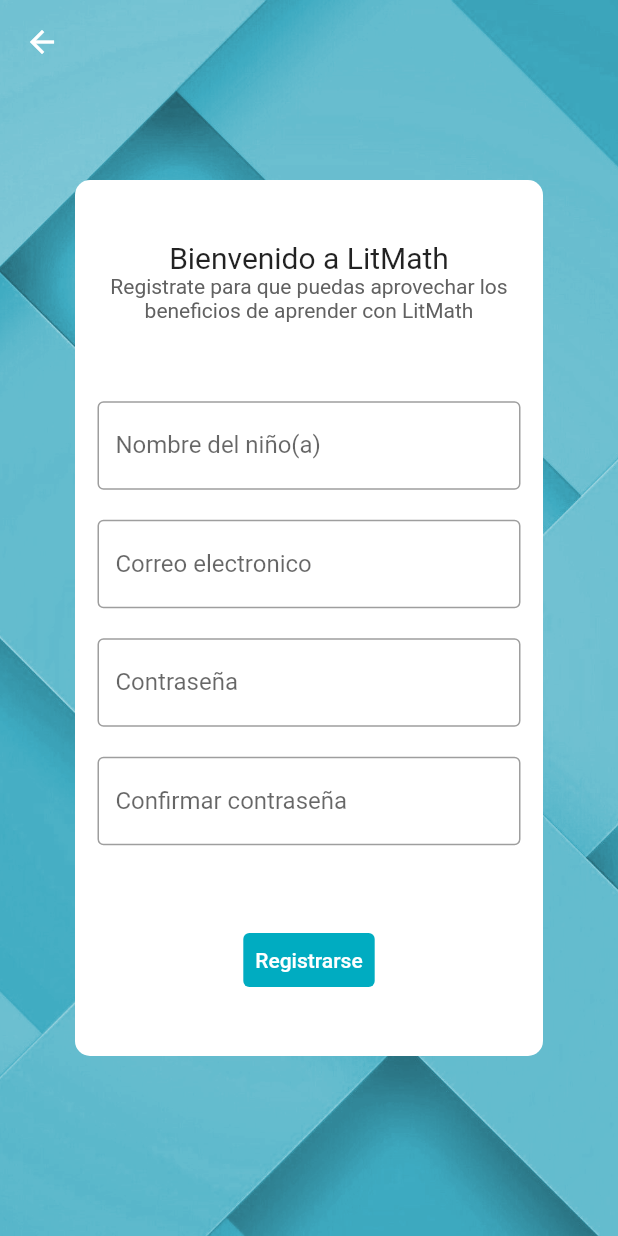
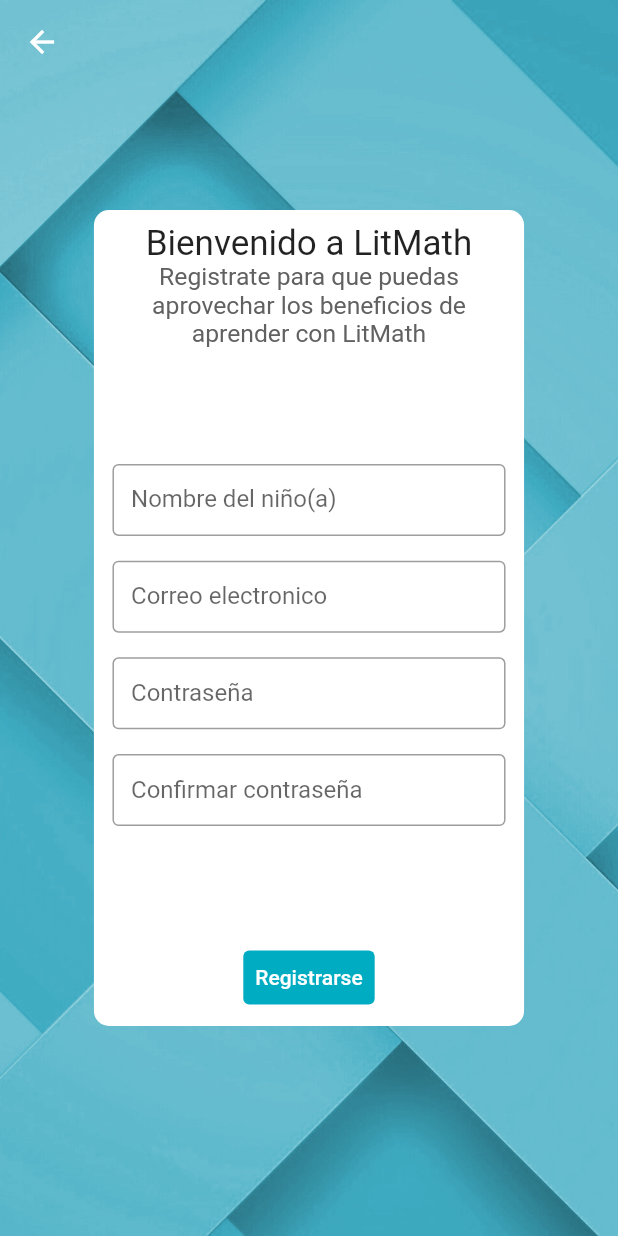
Before and after one commit to OrbitalCardinal/LitMath, a Flutter app: the screen it shows after launch, after a tap on "Registrarse", on a phone screen of 412 x 824 dp. Run offline on Flutter 3.47's test engine with Material 2 defaults, Android fonts, the phone set to English and light mode, and no system bars; our stand-ins replace sizer; network calls fail.

Commit message:
ui fixed

```diff
--- a/litmath/lib/main.dart
+++ b/litmath/lib/main.dart
@@ -6,6 +6,7 @@ import 'package:litmath/screens/second_screen.dart';
 import 'package:litmath/screens/login_screen.dart';
 import 'package:litmath/screens/signup_screen.dart';
 import 'package:litmath/screens/slide_show_screen.dart';
+import 'package:sizer/sizer.dart';
 
 void main() {
   runApp(const MyApp());
@@ -17,6 +18,7 @@ class MyApp extends StatelessWidget {
   @override
   Widget build(BuildContext context) {
     final ThemeData theme = ThemeData();
+    return Sizer(builder: (context, orientation, deviceType) {
       return MaterialApp(
         title: 'Flutter Demo',
         theme: theme.copyWith(
@@ -37,5 +39,6 @@ class MyApp extends StatelessWidget {
           NewSignUpScreen.routeName: (ctx) => const NewSignUpScreen()
         },
       );
+    });
   }
 }
--- a/litmath/lib/screens/new_login_screen.dart
+++ b/litmath/lib/screens/new_login_screen.dart
@@ -1,5 +1,6 @@
 import 'package:flutter/material.dart';
 import 'package:litmath/providers/user_provider.dart';
+import 'package:sizer/sizer.dart';
 
 class NewLoginScreen extends StatefulWidget {
   const NewLoginScreen({Key? key}) : super(key: key);
@@ -76,15 +77,16 @@ class _NewLoginScreenState extends State<NewLoginScreen> {
           height: deviceHeight,
           child: Stack(
             children: [
-              const Image(
+              Image(
                 image: AssetImage("assets/imgs/loginBackground.png"),
                 fit: BoxFit.cover,
                 height: double.infinity,
+                width: 100.w,
                 alignment: Alignment.center,
               ),
               Container(
                 margin:
-                    const EdgeInsets.symmetric(horizontal: 50, vertical: 200),
+                    EdgeInsets.symmetric(horizontal: 15.2.w, vertical: 27.h),
                 decoration: BoxDecoration(
                   borderRadius: BorderRadius.circular(10),
                   color: Colors.white,
@@ -93,19 +95,19 @@ class _NewLoginScreenState extends State<NewLoginScreen> {
                 height: double.infinity,
                 child: Padding(
                   padding:
-                      const EdgeInsets.symmetric(horizontal: 15, vertical: 40),
+                      EdgeInsets.symmetric(horizontal: 4.w, vertical: 1.h),
                   child: Column(
                     mainAxisAlignment: MainAxisAlignment.spaceBetween,
                     children: [
                       Column(
                         children: [
-                          const Text(
+                          Text(
                             "Bienvenido a LitMath",
-                            style: TextStyle(fontSize: 20),
+                            style: TextStyle(fontSize: 17.sp),
                           ),
                           Text(
                             "Inicia sesión para empezar a aprender",
-                            style: TextStyle(color: Colors.grey[700]),
+                            style: TextStyle(color: Colors.grey[700],fontSize: 14.sp),
                           ),
                         ],
                       ),
@@ -125,6 +127,7 @@ class _NewLoginScreenState extends State<NewLoginScreen> {
                                   return null;
                                 },
                                 decoration: InputDecoration(
+                                  contentPadding: EdgeInsets.symmetric(vertical: 1.h,horizontal: 3.w ),
                                     border: OutlineInputBorder(),
                                     label: Text("Correo electronico")),
                               ),
@@ -142,6 +145,7 @@ class _NewLoginScreenState extends State<NewLoginScreen> {
                                   return null;
                                 },
                                 decoration: InputDecoration(
+                                  contentPadding: EdgeInsets.symmetric(vertical: 1.h,horizontal: 3.w ),
                                   border: OutlineInputBorder(),
                                   label: Text("Contraseña"),
                                 ),
--- a/litmath/lib/screens/new_signup_screen.dart
+++ b/litmath/lib/screens/new_signup_screen.dart
@@ -1,5 +1,6 @@
 import 'package:flutter/material.dart';
 import 'package:litmath/providers/user_provider.dart';
+import 'package:sizer/sizer.dart';
 
 class NewSignUpScreen extends StatefulWidget {
   const NewSignUpScreen({Key? key}) : super(key: key);
@@ -77,15 +78,16 @@ class _NewSignUpScreenState extends State<NewSignUpScreen> {
           height: deviceHeight,
           child: Stack(
             children: [
-              const Image(
+              Image(
                 image: AssetImage("assets/imgs/signupBackground.png"),
                 fit: BoxFit.cover,
                 height: double.infinity,
+                width: 100.w,
                 alignment: Alignment.center,
               ),
               Container(
                 margin:
-                    const EdgeInsets.symmetric(horizontal: 50, vertical: 120),
+                    EdgeInsets.symmetric(horizontal: 15.2.w, vertical: 17.h),
                 decoration: BoxDecoration(
                   borderRadius: BorderRadius.circular(10),
                   color: Colors.white,
@@ -94,20 +96,20 @@ class _NewSignUpScreenState extends State<NewSignUpScreen> {
                 height: double.infinity,
                 child: Padding(
                   padding:
-                      const EdgeInsets.symmetric(horizontal: 15, vertical: 40),
+                       EdgeInsets.symmetric(horizontal: 3.w, vertical: 1.h),
                   child: Column(
                     mainAxisAlignment: MainAxisAlignment.spaceBetween,
                     children: [
                       Column(
                         children: [
-                          const Text(
+                           Text(
                             "Bienvenido a LitMath",
-                            style: TextStyle(fontSize: 20),
+                            style: TextStyle(fontSize: 17.sp),
                           ),
                           Text(
                             "Registrate para que puedas aprovechar los beneficios de aprender con LitMath",
                             textAlign: TextAlign.center,
-                            style: TextStyle(color: Colors.grey[700]),
+                            style: TextStyle(color: Colors.grey[700], fontSize: 12.sp),
                           ),
                         ],
                       ),
@@ -134,12 +136,13 @@ class _NewSignUpScreenState extends State<NewSignUpScreen> {
                                     return null;
                                   },
                                   decoration: InputDecoration(
+                                    contentPadding: EdgeInsets.symmetric(vertical: 1.h,horizontal: 3.w ),
                                     border: OutlineInputBorder(),
                                     label: Text("Nombre del niño(a)"),
                                   ),
                                 ),
                               ),
-                              SizedBox(height: 20),
+                              SizedBox(height: 2.h),
                               Theme(
                                 data: Theme.of(context).copyWith(
                                   colorScheme:
@@ -159,11 +162,12 @@ class _NewSignUpScreenState extends State<NewSignUpScreen> {
                                     return null;
                                   },
                                   decoration: InputDecoration(
+                                    contentPadding: EdgeInsets.symmetric(vertical: 1.h,horizontal: 3.w ),
                                       border: OutlineInputBorder(),
                                       label: Text("Correo electronico")),
                                 ),
                               ),
-                              SizedBox(height: 20),
+                              SizedBox(height: 2.h),
                               Theme(
                                 data: Theme.of(context).copyWith(
                                   colorScheme:
@@ -183,12 +187,13 @@ class _NewSignUpScreenState extends State<NewSignUpScreen> {
                                     return null;
                                   },
                                   decoration: InputDecoration(
+                                    contentPadding: EdgeInsets.symmetric(vertical: 1.h,horizontal: 3.w ),
                                     border: OutlineInputBorder(),
                                     label: Text("Contraseña"),
                                   ),
                                 ),
                               ),
-                              SizedBox(height: 20),
+                              SizedBox(height: 2.h),
                               Theme(
                                 data: Theme.of(context).copyWith(
                                   colorScheme:
@@ -210,7 +215,8 @@ class _NewSignUpScreenState extends State<NewSignUpScreen> {
                                     }
                                     return null;
                                   },
-                                  decoration: const InputDecoration(
+                                  decoration: InputDecoration(
+                                    contentPadding: EdgeInsets.symmetric(vertical: 1.h,horizontal: 3.w ),
                                     border: OutlineInputBorder(),
                                     label: Text("Confirmar contraseña"),
                                   ),
--- a/litmath/lib/screens/slide1_screen.dart
+++ b/litmath/lib/screens/slide1_screen.dart
@@ -1,5 +1,5 @@
 import 'package:flutter/material.dart';
-
+import 'package:sizer/sizer.dart';
 class Slide1Screen extends StatelessWidget {
   const Slide1Screen({Key? key}) : super(key: key);
 
@@ -9,25 +9,25 @@ class Slide1Screen extends StatelessWidget {
       padding: const EdgeInsets.all(40),
       child: Column(
         mainAxisAlignment: MainAxisAlignment.center,
-        children: const [
+        children:  [
           Image(
-            width: 250,
+            width: 55.w,
             image: AssetImage('assets/imgs/Slide1.png'),
           ),
           SizedBox(
-            height: 20,
+            height: 1.5.h,
           ),
           Text(
             "¡Aprende con LitMath!",
-            style: TextStyle(fontWeight: FontWeight.bold, fontSize: 20),
+            style: TextStyle(fontWeight: FontWeight.bold, fontSize: 17.sp),
           ),
           SizedBox(
-            height: 20,
+            height: 1.h,
           ),
           Text(
             "Aprender nunca había sido tan divertido. LitMath cuenta con actividades diseñadas para mejorar el pensamiento matemático de los niños.",
             style: TextStyle(
-              fontSize: 16,
+              fontSize: 14.sp,
             ),
           ),
         ],
--- a/litmath/lib/screens/slide2_screen.dart
+++ b/litmath/lib/screens/slide2_screen.dart
@@ -1,4 +1,5 @@
 import 'package:flutter/material.dart';
+import 'package:sizer/sizer.dart';
 
 class Slide2Screen extends StatelessWidget {
   const Slide2Screen({Key? key}) : super(key: key);
@@ -9,25 +10,25 @@ class Slide2Screen extends StatelessWidget {
       padding: const EdgeInsets.all(40),
       child: Column(
         mainAxisAlignment: MainAxisAlignment.center,
-        children: const [
+        children:  [
           Image(
-            width: 250,
+            width: 55.w,
             image: AssetImage('assets/imgs/Slide2.png'),
           ),
           SizedBox(
-            height: 20,
+            height: 1.5.h,
           ),
           Text(
             "¡Monitorea su desempeño!",
-            style: TextStyle(fontWeight: FontWeight.bold, fontSize: 20),
+            style: TextStyle(fontWeight: FontWeight.bold, fontSize: 17.sp),
           ),
           SizedBox(
-            height: 20,
+            height: 1.h,
           ),
           Text(
             "Con las métricas de desempeño de LitMath es fácil observar las fortalezas y debilidades de los niños. Además cuenta con un servicio de reportes de  automáticos para que siempre estés informado.",
             style: TextStyle(
-              fontSize: 16,
+              fontSize: 14.sp,
             ),
           ),
         ],
--- a/litmath/lib/screens/slide_show_screen.dart
+++ b/litmath/lib/screens/slide_show_screen.dart
@@ -5,6 +5,7 @@ import 'package:litmath/screens/new_signup_screen.dart';
 import 'package:litmath/screens/signup_screen.dart';
 import 'package:litmath/screens/slide1_screen.dart';
 import 'package:litmath/screens/slide2_screen.dart';
+import 'package:sizer/sizer.dart';
 
 class SlideShowScreen extends StatefulWidget {
   const SlideShowScreen({Key? key}) : super(key: key);
@@ -53,14 +54,14 @@ class _SlideShowScreenState extends State<SlideShowScreen> {
                           : Colors.white),
                     ],
                   ),
-                  const SizedBox(height: 20),
+                  SizedBox(height: 5.h),
                   Row(
                     mainAxisAlignment: MainAxisAlignment.center,
                     children: [
                       TextButton(
                         style: TextButton.styleFrom(
                             backgroundColor: Colors.cyan[600],
-                            fixedSize: const Size(120, 40)),
+                            fixedSize: Size(30.w, 6.6.h)),
                         onPressed: () => Navigator.of(context)
                             .pushNamed(NewSignUpScreen.routeName),
                         child: const Text(
@@ -68,17 +69,19 @@ class _SlideShowScreenState extends State<SlideShowScreen> {
                           style: TextStyle(color: Colors.white),
                         ),
                       ),
-                      const SizedBox(width: 20),
+                      SizedBox(width: 5.w),
                       TextButton(
                         onPressed: () => Navigator.of(context)
                             .pushNamed(NewLoginScreen.routeName),
                         style: TextButton.styleFrom(
                           backgroundColor: Colors.red[400],
-                          fixedSize: const Size(120, 40),
+                          fixedSize: Size(30.w, 6.6.h),
                         ),
                         child: const Text(
                           "Iniciar sesión",
-                          style: TextStyle(color: Colors.white),
+                          style: TextStyle(
+
+                            color: Colors.white),
                         ),
                       ),
                     ],
--- a/litmath/pubspec.yaml
+++ b/litmath/pubspec.yaml
@@ -36,6 +36,7 @@ dependencies:
   cupertino_icons: ^1.0.2
   http: ^0.13.4
   provider: ^6.0.1
+  sizer: ^2.0.15
 
 dev_dependencies:
   flutter_test:
```
Also changed, not shown: litmath/pubspec.lock. Lines whose indentation alone changed are shown as unchanged.
